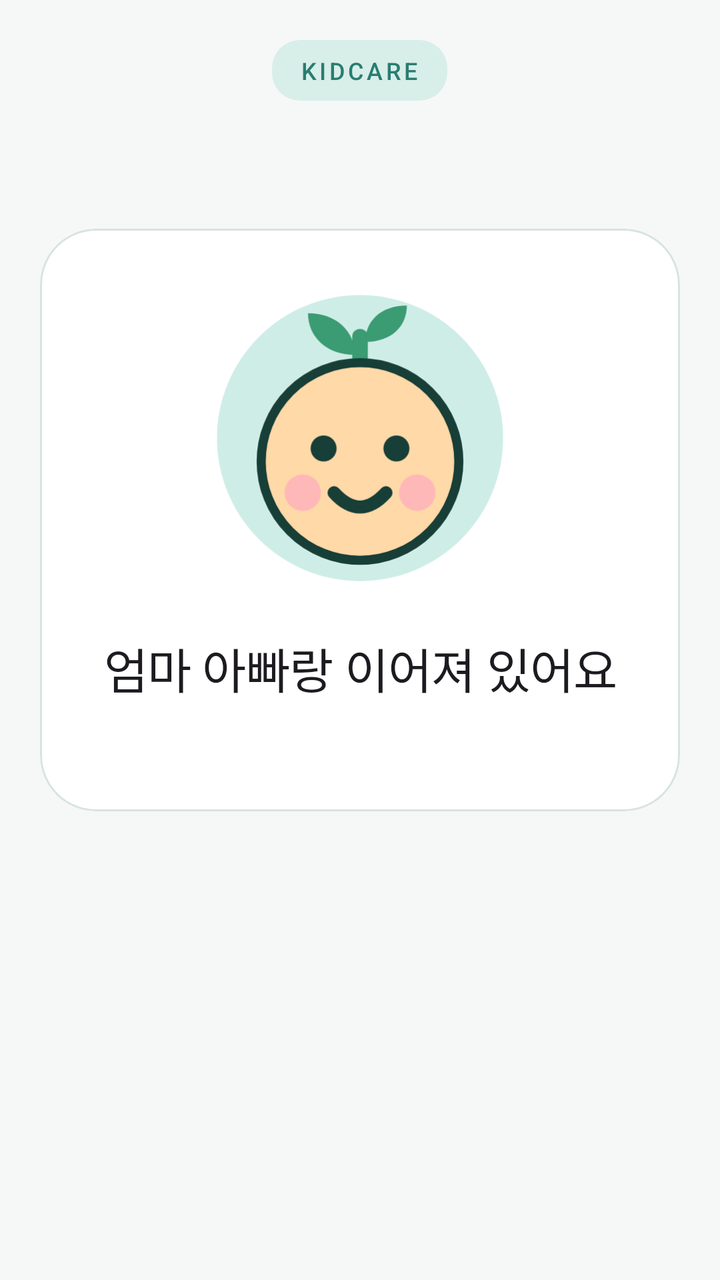
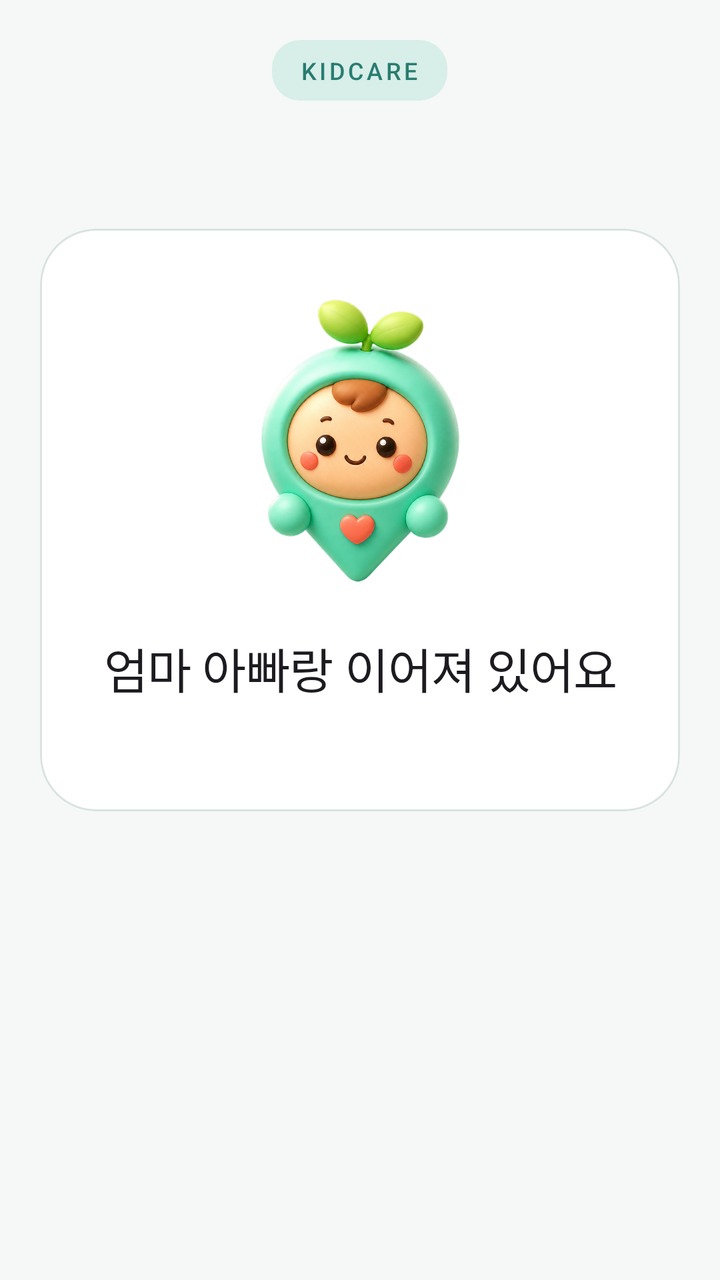

Compare the two renders of this Android layout. The source of the first and the diff that turns it into the second are given below.
<!-- AndroidManifest.xml: application theme Theme.KidCare -->
<!-- res/layout/activity_child_home.xml -->
<?xml version="1.0" encoding="utf-8"?>
<ScrollView xmlns:android="http://schemas.android.com/apk/res/android"
    xmlns:app="http://schemas.android.com/apk/res-auto"
    android:layout_width="match_parent"
    android:layout_height="match_parent"
    android:fillViewport="true"
    android:fitsSystemWindows="true">

    <LinearLayout
        android:layout_width="match_parent"
        android:layout_height="wrap_content"
        android:gravity="center_horizontal"
        android:minHeight="520dp"
        android:orientation="vertical"
        android:paddingHorizontal="20dp"
        android:paddingTop="20dp"
        android:paddingBottom="28dp">

        <TextView
            android:layout_width="wrap_content"
            android:layout_height="wrap_content"
            android:background="@drawable/bg_icon_soft"
            android:fontFamily="sans-serif-medium"
            android:letterSpacing="0.12"
            android:paddingHorizontal="14dp"
            android:paddingVertical="7dp"
            android:text="@string/app_brand_short"
            android:textColor="@color/sky"
            android:textSize="12sp" />

        <Space
            android:layout_width="1dp"
            android:layout_height="64dp" />

        <com.google.android.material.card.MaterialCardView
            android:layout_width="match_parent"
            android:layout_height="wrap_content"
            app:cardBackgroundColor="?attr/colorSurfaceContainerLowest"
            app:shapeAppearance="@style/ShapeAppearance.KidCare.ExtraLarge"
            app:strokeColor="?attr/colorOutlineVariant"
            app:strokeWidth="1dp">

            <LinearLayout
                android:layout_width="match_parent"
                android:layout_height="wrap_content"
                android:gravity="center_horizontal"
                android:orientation="vertical"
                android:paddingHorizontal="24dp"
                android:paddingTop="28dp"
                android:paddingBottom="24dp">

                <ImageView
                    android:layout_width="156dp"
                    android:layout_height="156dp"
                    android:importantForAccessibility="no"
                    android:src="@drawable/ic_mascot" />

                <TextView
                    android:id="@+id/home_title"
                    android:layout_width="match_parent"
                    android:layout_height="wrap_content"
                    android:layout_marginTop="18dp"
                    android:gravity="center"
                    android:text="@string/child_home_title"
                    android:textAppearance="?attr/textAppearanceHeadlineSmall" />

                <TextView
                    android:id="@+id/child_status"
                    android:layout_width="match_parent"
                    android:layout_height="wrap_content"
                    android:layout_marginTop="10dp"
                    android:gravity="center"
                    android:textAppearance="?attr/textAppearanceBodyMedium"
                    android:textColor="?attr/colorOnSurfaceVariant" />

                <com.google.android.material.button.MaterialButton
                    android:id="@+id/action_button"
                    android:layout_width="match_parent"
                    android:layout_height="58dp"
                    android:layout_marginTop="22dp"
                    android:text="@string/child_go_to_permission"
                    android:textAppearance="?attr/textAppearanceTitleMedium"
                    android:visibility="gone" />
            </LinearLayout>
        </com.google.android.material.card.MaterialCardView>

        <Space
            android:layout_width="1dp"
            android:layout_height="0dp"
            android:layout_weight="1" />
    </LinearLayout>
</ScrollView>
<!-- resources referenced by this layout -->
<resources>
  <color name="sky">#287D70</color>
  <!-- drawable ic_mascot (drawable) -->
  <?xml version="1.0" encoding="utf-8"?>
  <vector xmlns:android="http://schemas.android.com/apk/res/android"
      android:width="120dp"
      android:height="120dp"
      android:viewportWidth="120"
      android:viewportHeight="120">
  
      <path
          android:pathData="M60,4 a55,55 0 1,0 0,110 a55,55 0 1,0 0,-110 Z"
          android:fillColor="@color/mascot_bg" />
  
      
      <path
          android:pathData="M60,34 L60,20"
          android:strokeColor="@color/mascot_leaf"
          android:strokeWidth="6"
          android:strokeLineCap="round" />
  
      
      <path
          android:pathData="M58,27 C47,27 40,20 40,11 C51,11 58,18 58,27 Z"
          android:fillColor="@color/mascot_leaf" />
      <path
          android:pathData="M62,22 C72,22 78,16 78,8 C68,8 62,14 62,22 Z"
          android:fillColor="@color/mascot_leaf" />
  
      
      <path
          android:pathData="M22,68 a38,38 0 1,0 76,0 a38,38 0 1,0 -76,0 Z"
          android:fillColor="@color/mascot_face"
          android:strokeColor="@color/mascot_line"
          android:strokeWidth="3.5" />
  
      
      <path
          android:pathData="M31,80 a7,7 0 1,0 14,0 a7,7 0 1,0 -14,0 Z"
          android:fillColor="@color/mascot_cheek" />
      <path
          android:pathData="M75,80 a7,7 0 1,0 14,0 a7,7 0 1,0 -14,0 Z"
          android:fillColor="@color/mascot_cheek" />
  
      
      <path
          android:pathData="M41,63 a5,5 0 1,0 10,0 a5,5 0 1,0 -10,0 Z"
          android:fillColor="@color/mascot_line" />
      <path
          android:pathData="M69,63 a5,5 0 1,0 10,0 a5,5 0 1,0 -10,0 Z"
          android:fillColor="@color/mascot_line" />
  
      
      <path
          android:pathData="M50,80 Q60,91 70,80"
          android:strokeColor="@color/mascot_line"
          android:strokeWidth="5"
          android:strokeLineCap="round" />
  </vector>
  <string name="app_brand_short">KIDCARE</string>
  <string name="child_go_to_permission">권한 켜러 가기</string>
  <string name="child_home_title">엄마 아빠랑 이어져 있어요</string>
  <style parent="" name="ShapeAppearance.KidCare.ExtraLarge">
          <item name="cornerFamily">rounded</item>
          <item name="cornerSize">28dp</item>
      </style>
  <color name="sky_soft">#D8EEE9</color>
  <color name="mascot_bg">#CFEDE7</color>
  <color name="mascot_leaf">#3B9B73</color>
  <color name="mascot_face">#FFD9A8</color>
  <color name="mascot_line">#173E37</color>
  <color name="mascot_cheek">#FFB8B8</color>
  <color name="on_accent">#FFFFFF</color>
  <color name="ink">#172522</color>
  <color name="apricot">#F2A65A</color>
  <color name="apricot_soft">#FFF0DF</color>
  <color name="on_apricot_soft">#4A2B0D</color>
  <color name="grass">#4EA970</color>
  <color name="grass_soft">#DDF3E4</color>
  <color name="berry_ink">#A23E3E</color>
  <color name="paper_card">#FFFFFF</color>
  <color name="berry_soft">#FCE7E7</color>
  <color name="on_berry_soft">#4B1717</color>
  <color name="paper">#F5F8F7</color>
  <color name="paper_fold">#E8F0EE</color>
  <color name="ink_soft">#52635F</color>
  <color name="line">#71827E</color>
  <color name="line_soft">#D8E3E0</color>
  <style parent="" name="ShapeAppearance.KidCare.ExtraSmall">
          <item name="cornerFamily">rounded</item>
          <item name="cornerSize">6dp</item>
      </style>
  <style parent="" name="ShapeAppearance.KidCare.Small">
          <item name="cornerFamily">rounded</item>
          <item name="cornerSize">12dp</item>
      </style>
  <style parent="" name="ShapeAppearance.KidCare.Medium">
          <item name="cornerFamily">rounded</item>
          <item name="cornerSize">18dp</item>
      </style>
  <style parent="" name="ShapeAppearance.KidCare.Large">
          <item name="cornerFamily">rounded</item>
          <item name="cornerSize">24dp</item>
      </style>
  <style parent="" name="ShapeAppearance.KidCare.Pill">
          <item name="cornerFamily">rounded</item>
          <item name="cornerSize">50%</item>
      </style>
  <!-- unchanged entries left out for length: 23 -->
</resources>

<!-- the commit's change to res/layout/activity_child_home.xml (unified diff, before → after) -->
@@ -53,7 +53,7 @@
                     android:layout_width="156dp"
                     android:layout_height="156dp"
                     android:importantForAccessibility="no"
-                    android:src="@drawable/ic_mascot" />
+                    android:src="@drawable/mascot_3d" />
 
                 <TextView
                     android:id="@+id/home_title"
<!-- resource entries referenced after the edit -->
@@ -1,63 +1,7 @@
 <!-- resources referenced by this layout -->
 <resources>
   <color name="sky">#287D70</color>
-  <!-- drawable ic_mascot (drawable) -->
-  <?xml version="1.0" encoding="utf-8"?>
-  <vector xmlns:android="http://schemas.android.com/apk/res/android"
-      android:width="120dp"
-      android:height="120dp"
-      android:viewportWidth="120"
-      android:viewportHeight="120">
-  
-      <path
-          android:pathData="M60,4 a55,55 0 1,0 0,110 a55,55 0 1,0 0,-110 Z"
-          android:fillColor="@color/mascot_bg" />
-  
-      
-      <path
-          android:pathData="M60,34 L60,20"
-          android:strokeColor="@color/mascot_leaf"
-          android:strokeWidth="6"
-          android:strokeLineCap="round" />
-  
-      
-      <path
-          android:pathData="M58,27 C47,27 40,20 40,11 C51,11 58,18 58,27 Z"
-          android:fillColor="@color/mascot_leaf" />
-      <path
-          android:pathData="M62,22 C72,22 78,16 78,8 C68,8 62,14 62,22 Z"
-          android:fillColor="@color/mascot_leaf" />
-  
-      
-      <path
-          android:pathData="M22,68 a38,38 0 1,0 76,0 a38,38 0 1,0 -76,0 Z"
-          android:fillColor="@color/mascot_face"
-          android:strokeColor="@color/mascot_line"
-          android:strokeWidth="3.5" />
-  
-      
-      <path
-          android:pathData="M31,80 a7,7 0 1,0 14,0 a7,7 0 1,0 -14,0 Z"
-          android:fillColor="@color/mascot_cheek" />
-      <path
-          android:pathData="M75,80 a7,7 0 1,0 14,0 a7,7 0 1,0 -14,0 Z"
-          android:fillColor="@color/mascot_cheek" />
-  
-      
-      <path
-          android:pathData="M41,63 a5,5 0 1,0 10,0 a5,5 0 1,0 -10,0 Z"
-          android:fillColor="@color/mascot_line" />
-      <path
-          android:pathData="M69,63 a5,5 0 1,0 10,0 a5,5 0 1,0 -10,0 Z"
-          android:fillColor="@color/mascot_line" />
-  
-      
-      <path
-          android:pathData="M50,80 Q60,91 70,80"
-          android:strokeColor="@color/mascot_line"
-          android:strokeWidth="5"
-          android:strokeLineCap="round" />
-  </vector>
+  <!-- drawable mascot_3d: png bitmap (drawable-nodpi, 375382 bytes) -->
   <string name="app_brand_short">KIDCARE</string>
   <string name="child_go_to_permission">권한 켜러 가기</string>
   <string name="child_home_title">엄마 아빠랑 이어져 있어요</string>
@@ -66,11 +10,6 @@
           <item name="cornerSize">28dp</item>
       </style>
   <color name="sky_soft">#D8EEE9</color>
-  <color name="mascot_bg">#CFEDE7</color>
-  <color name="mascot_leaf">#3B9B73</color>
-  <color name="mascot_face">#FFD9A8</color>
-  <color name="mascot_line">#173E37</color>
-  <color name="mascot_cheek">#FFB8B8</color>
   <color name="on_accent">#FFFFFF</color>
   <color name="ink">#172522</color>
   <color name="apricot">#F2A65A</color>
